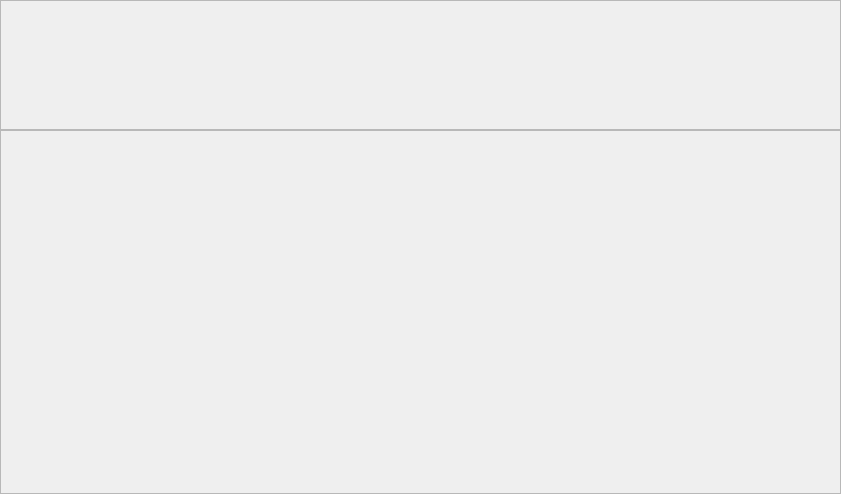
This is CaX/widget/musicdbwindow.ui in fsest4u/CaX_03 as Qt 5 draws it before an edit. The edited form follows.
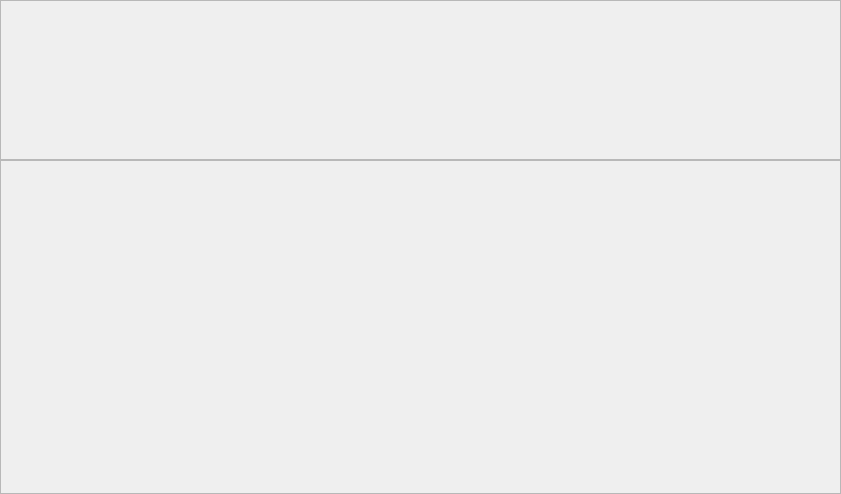
This is the edited form.

```diff
--- a/CaX/widget/musicdbwindow.ui
+++ b/CaX/widget/musicdbwindow.ui
@@ -37,13 +37,13 @@
      <property name="minimumSize">
       <size>
        <width>0</width>
-       <height>130</height>
+       <height>160</height>
       </size>
      </property>
      <property name="maximumSize">
       <size>
        <width>16777215</width>
-       <height>130</height>
+       <height>160</height>
       </size>
      </property>
      <property name="styleSheet">
```
